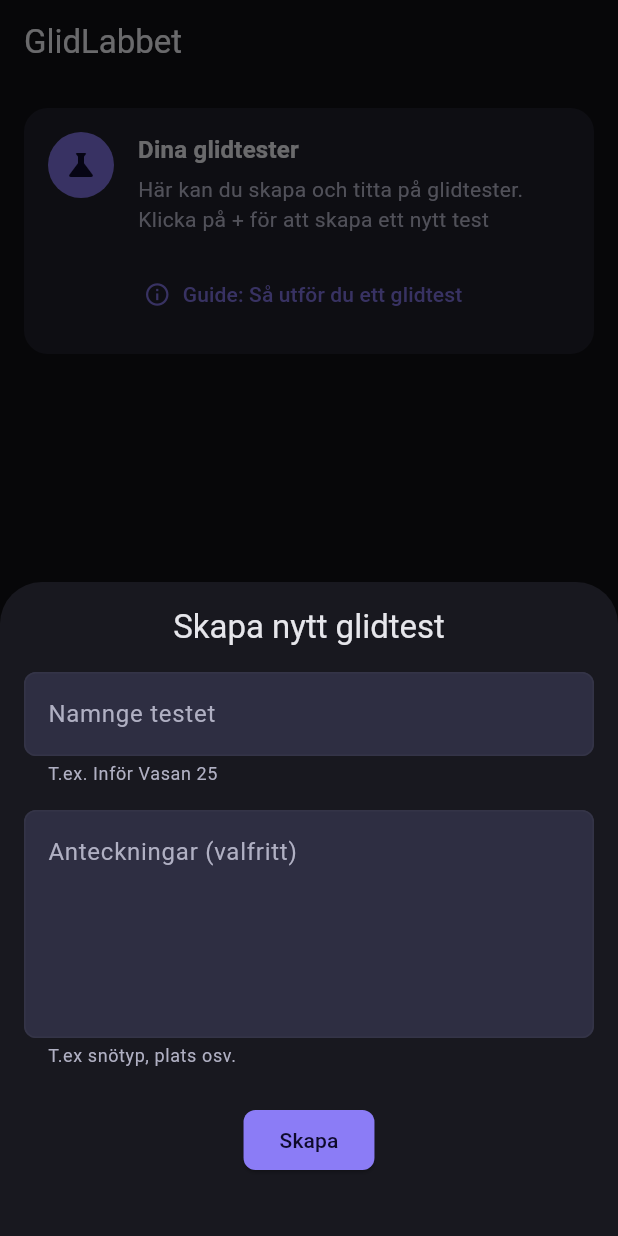
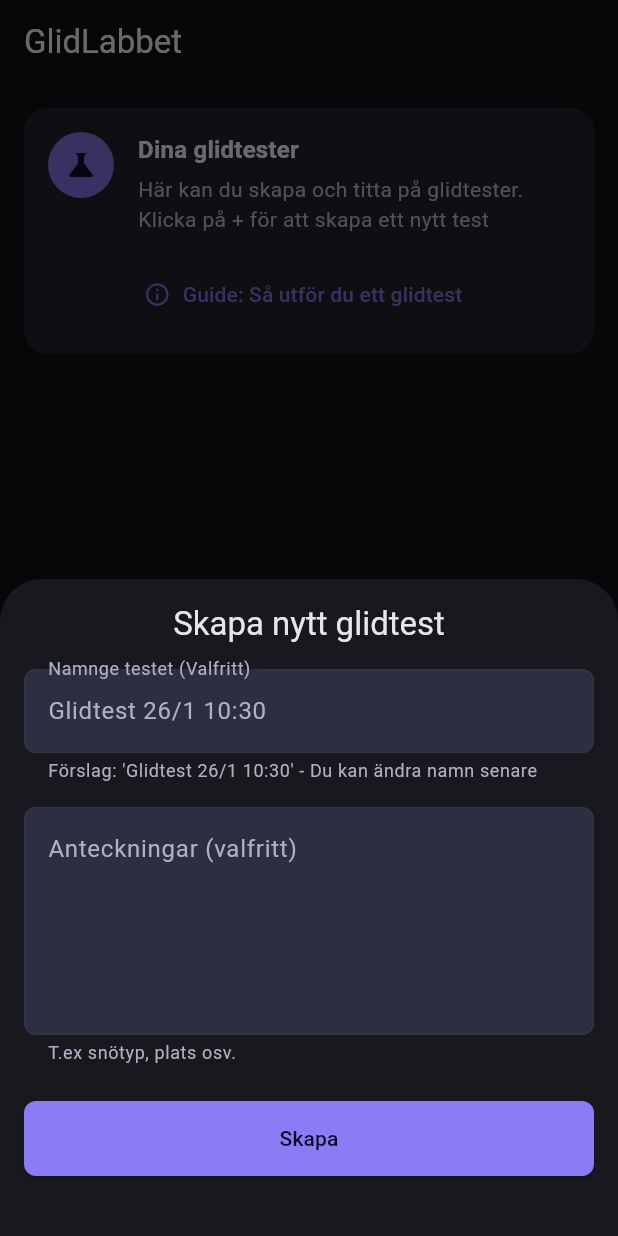
Before and after one commit to kristofferkarlsson93/skidpark, a Flutter app: the screen it shows after launch, item 2 of the bottom bar chosen, after a tap on "Skapa nytt test", on a phone screen of 412 x 824 dp. Run offline on Flutter 3.47's test engine with Material 3 defaults, Android fonts, the phone set to English and light mode, and no system bars; our stand-ins replace drift, drift_flutter, fl_chart, flutter_svg, geolocator, sensors_plus and 1 more; accounts and stored records are empty; generated files the repository leaves out were written again.

Commit message:
feat: default name for test

```diff
--- a/lib/features/glide_testing/compare/widgets/overview_container.dart
+++ b/lib/features/glide_testing/compare/widgets/overview_container.dart
@@ -29,8 +29,10 @@ class OverviewContainer extends StatelessWidget {
                 )
                 .toList(),
             maxY: selectedRuns.map((r) => r.maxSpeedKmh).fold(0, math.max),
-            emptyGraphContent: Column(
+            emptyGraphContent: Center(
+              child: Column(
                 mainAxisAlignment: MainAxisAlignment.center,
+                crossAxisAlignment: CrossAxisAlignment.center,
                 children: [
                   if (viewModel.testRuns.isNotEmpty) ...[
                     Text("Välj ett eller flera åk i kontrollpanelen"),
@@ -41,6 +43,7 @@ class OverviewContainer extends StatelessWidget {
                     style: TextStyle(fontStyle: FontStyle.italic),
                   ),
                 ],
+              ),
             ),
           ),
         ),
--- a/lib/features/glide_testing/create/glide_test_form.dart
+++ b/lib/features/glide_testing/create/glide_test_form.dart
@@ -15,12 +15,20 @@ class _GlideTestFormState extends State<GlideTestForm> {
   final _formKey = GlobalKey<FormState>();
   late final TextEditingController _titleController;
   late final TextEditingController _notesController;
+  late final String _defaultTitle;
 
   @override
   void initState() {
     super.initState();
     _titleController = TextEditingController(text: widget.testToEdit?.title ?? '');
     _notesController = TextEditingController(text: widget.testToEdit?.notes ?? '');
+    _defaultTitle = _generateDefaultTitle();
+  }
+
+  String _generateDefaultTitle() {
+    final now = DateTime.now();
+    final timeStr = '${now.hour.toString().padLeft(2, '0')}:${now.minute.toString().padLeft(2, '0')}';
+    return "Glidtest ${now.day}/${now.month} $timeStr";
   }
 
   @override
@@ -32,8 +40,19 @@ class _GlideTestFormState extends State<GlideTestForm> {
 
   void _submitForm() {
     if (_formKey.currentState!.validate()) {
+      final isEditing = widget.testToEdit != null;
+      String titleToUse;
+
+      if (isEditing) {
+        titleToUse = _titleController.text.trim();
+      } else {
+        titleToUse = _titleController.text.trim().isEmpty
+            ? _defaultTitle
+            : _titleController.text.trim();
+      }
+
       final glideTestCandidate = GlideTestCandidate(
-        title: _titleController.text,
+        title: titleToUse,
         notes: _notesController.text,
       );
 
@@ -61,14 +80,22 @@ class _GlideTestFormState extends State<GlideTestForm> {
               const SizedBox(height: 16),
               TextFormField(
                 controller: _titleController,
-                decoration: const InputDecoration(
-                  labelText: "Namnge testet",
-                  helperText: "T.ex. Inför Vasan 25",
+                textCapitalization: TextCapitalization.sentences,
+                decoration: InputDecoration(
+                  labelText: isEditing ? "Namnge testet" : "Namnge testet (Valfritt)",
+                  hintText: isEditing ? "Ange ett namn" : _defaultTitle,
+                  helperText: isEditing
+                      ? null
+                      : "Förslag: '${_defaultTitle}' - Du kan ändra namn senare",
+                  floatingLabelBehavior: isEditing
+                      ? FloatingLabelBehavior.auto
+                      : FloatingLabelBehavior.always,
                 ),
-                textCapitalization: TextCapitalization.sentences,
                 validator: (value) {
-                  if (value == null || value.isEmpty) {
-                    return 'Ge testet ett namn så du känner igen det senare';
+                  if (isEditing) {
+                    if (value == null || value.trim().isEmpty) {
+                      return 'Testet måste ha ett namn';
+                    }
                   }
                   return null;
                 },
@@ -87,6 +114,9 @@ class _GlideTestFormState extends State<GlideTestForm> {
               ),
               const SizedBox(height: 24),
               ElevatedButton(
+                style: ElevatedButton.styleFrom(
+                  minimumSize: const Size.fromHeight(50),
+                ),
                 onPressed: _submitForm,
                 child: Text(isEditing ? 'Spara ändringar' : 'Skapa'),
               ),
--- a/lib/features/glide_testing/explore/screen/glide_testing_home_screen.dart
+++ b/lib/features/glide_testing/explore/screen/glide_testing_home_screen.dart
@@ -21,15 +21,15 @@ class GlideTestingHomeScreen extends StatelessWidget {
         icon: const Icon(Icons.add),
         label: const Text('Skapa nytt test'),
         onPressed: () async {
-          final newTestCandiate =
+          final newTestCandidate =
               await showModalBottomSheet<GlideTestCandidate>(
                 context: context,
                 isScrollControlled: true,
                 builder: (ctx) => const GlideTestForm(),
               );
 
-          if (newTestCandiate != null) {
-            await glideTestRepository.create(newTestCandiate);
+          if (newTestCandidate != null) {
+            await glideTestRepository.create(newTestCandidate);
           }
         },
       ),
```
Lines whose indentation alone changed are shown as unchanged.
